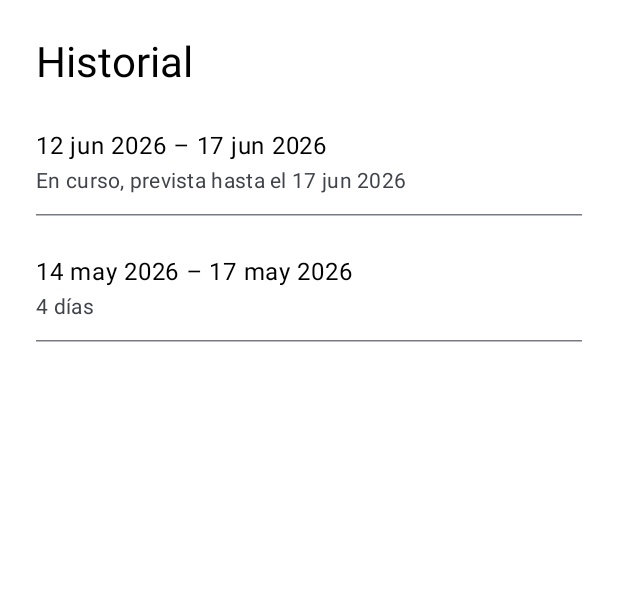
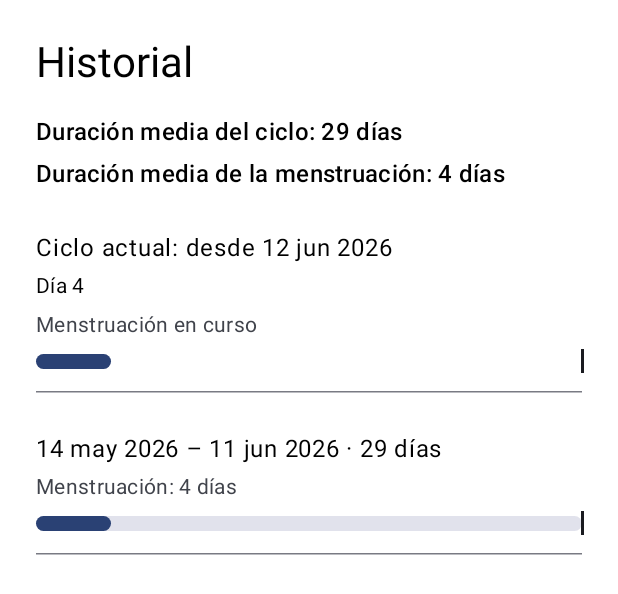
Before and after one commit to FernandoYZ/lottie-app, an Android app built with Jetpack Compose: the @Preview function HistoryScreenPreview, on a phone screen of 412 x 824 dp. Shown: the top 594 px of the screen. Run offline under Robolectric (Android 15) with nearby library versions, the phone set to English and light mode, and no system bars.

Commit message:
feat(history): show cycle averages and one row per cycle

```diff
--- /dev/null
+++ b/app/src/main/java/com/fernandoyz/lottie/domain/CycleHistory.kt
@@ -0,0 +1,47 @@
+package com.fernandoyz.lottie.domain
+
+import com.fernandoyz.lottie.domain.model.MenstruationRecord
+import java.time.LocalDate
+import java.time.temporal.ChronoUnit
+
+/**
+ * One cycle of the History list (STATISTICS §3): from a menstruation start to the day before the next one.
+ * For the current cycle [end] and [lengthDays] come from the estimate and are null during a delay.
+ */
+data class CycleSummary(
+    val start: LocalDate,
+    val end: LocalDate?,
+    val lengthDays: Int?,
+    /** Day of the cycle today; only for the current cycle. */
+    val dayOfCycle: Int?,
+    /** Null while the menstruation is in progress (no end, or an end after today). */
+    val menstruationDays: Int?,
+    val isCurrent: Boolean,
+)
+
+object CycleHistory {
+
+    /** Cycles newest first; empty without records. */
+    fun cycles(records: List<MenstruationRecord>, estimate: PeriodEstimate?, today: LocalDate): List<CycleSummary> {
+        val sorted = records.sortedBy { it.startDate }
+        return sorted.mapIndexed { index, record ->
+            val menstruationDays = record.durationDays.takeIf { record.endDate != null && !record.endDate.isAfter(today) }
+            val next = sorted.getOrNull(index + 1)
+            if (next != null) {
+                CycleSummary(record.startDate, next.startDate.minusDays(1), days(record.startDate, next.startDate), null, menstruationDays, isCurrent = false)
+            } else {
+                val nextStart = estimate?.start?.takeIf { it.isAfter(record.startDate) && !today.isAfter(it) }
+                CycleSummary(
+                    start = record.startDate,
+                    end = nextStart?.minusDays(1),
+                    lengthDays = nextStart?.let { days(record.startDate, it) },
+                    dayOfCycle = days(record.startDate, today) + 1,
+                    menstruationDays = menstruationDays,
+                    isCurrent = true,
+                )
+            }
+        }.reversed()
+    }
+
+    private fun days(from: LocalDate, to: LocalDate): Int = ChronoUnit.DAYS.between(from, to).toInt()
+}
--- a/app/src/main/java/com/fernandoyz/lottie/presentation/history/HistoryScreen.kt
+++ b/app/src/main/java/com/fernandoyz/lottie/presentation/history/HistoryScreen.kt
@@ -1,14 +1,21 @@
 package com.fernandoyz.lottie.presentation.history
 
 import androidx.compose.foundation.layout.Arrangement
+import androidx.compose.foundation.background
 import androidx.compose.foundation.layout.Box
+import androidx.compose.foundation.layout.BoxWithConstraints
 import androidx.compose.foundation.layout.Column
 import androidx.compose.foundation.layout.PaddingValues
+import androidx.compose.foundation.layout.fillMaxHeight
 import androidx.compose.foundation.layout.fillMaxSize
 import androidx.compose.foundation.layout.fillMaxWidth
+import androidx.compose.foundation.layout.height
+import androidx.compose.foundation.layout.offset
 import androidx.compose.foundation.layout.padding
+import androidx.compose.foundation.layout.width
 import androidx.compose.foundation.lazy.LazyColumn
 import androidx.compose.foundation.lazy.items
+import androidx.compose.foundation.shape.CircleShape
 import androidx.compose.material3.Button
 import androidx.compose.material3.CircularProgressIndicator
 import androidx.compose.material3.HorizontalDivider
@@ -19,11 +26,13 @@ import androidx.compose.runtime.getValue
 import androidx.compose.ui.Alignment
 import androidx.compose.ui.Modifier
 import androidx.compose.ui.res.pluralStringResource
+import androidx.compose.ui.semantics.clearAndSetSemantics
 import androidx.compose.ui.res.stringResource
 import androidx.compose.ui.tooling.preview.Preview
 import androidx.compose.ui.unit.dp
 import androidx.lifecycle.compose.collectAsStateWithLifecycle
 import com.fernandoyz.lottie.R
+import com.fernandoyz.lottie.domain.CycleSummary
 import com.fernandoyz.lottie.domain.model.MenstruationRecord
 import com.fernandoyz.lottie.presentation.common.formatShortDate
 import com.fernandoyz.lottie.ui.theme.LottieTheme
@@ -36,7 +45,7 @@ fun HistoryRoute(viewModel: HistoryViewModel, modifier: Modifier = Modifier) {
     HistoryScreen(uiState = uiState, onRetry = viewModel::retry, modifier = modifier)
 }
 
-/** History tab: read-only list of menstruations, newest first (bottom-bar S1). */
+/** History tab: cycle averages and one row per cycle, newest first (STATISTICS §2-§3). */
 @Composable
 fun HistoryScreen(uiState: HistoryUiState, onRetry: () -> Unit, modifier: Modifier = Modifier) {
     when {
@@ -66,8 +75,13 @@ fun HistoryScreen(uiState: HistoryUiState, onRetry: () -> Unit, modifier: Modifi
             if (uiState.records.isEmpty()) {
                 item { Text(stringResource(R.string.history_empty)) }
             } else {
-                items(uiState.records, key = { it.id }) { record ->
-                    RecordRow(record = record, today = uiState.today)
+                item { Summary(uiState.averageCycleLengthDays, uiState.averagePeriodLengthDays) }
+                val longest = maxOf(
+                    uiState.cycles.maxOf { it.lengthDays ?: it.dayOfCycle ?: 1 },
+                    uiState.averageCycleLengthDays ?: 1,
+                )
+                items(uiState.cycles, key = { it.start.toEpochDay() }) { cycle ->
+                    CycleRow(cycle = cycle, longestDays = longest, meanDays = uiState.averageCycleLengthDays)
                     HorizontalDivider()
                 }
             }
@@ -76,31 +90,89 @@ fun HistoryScreen(uiState: HistoryUiState, onRetry: () -> Unit, modifier: Modifi
 }
 
 @Composable
-private fun RecordRow(record: MenstruationRecord, today: LocalDate) {
-    val end = record.endDate
+private fun Summary(averageCycle: Int?, averagePeriod: Int?) {
+    Column(verticalArrangement = Arrangement.spacedBy(4.dp)) {
+        Text(
+            text = averageCycle?.let { pluralStringResource(R.plurals.stats_average_cycle, it, it) }
+                ?: stringResource(R.string.stats_average_cycle_missing),
+            style = MaterialTheme.typography.titleMedium,
+        )
+        Text(
+            text = averagePeriod?.let { pluralStringResource(R.plurals.stats_average_period, it, it) }
+                ?: stringResource(R.string.stats_average_period_missing),
+            style = MaterialTheme.typography.titleMedium,
+        )
+    }
+}
+
+/** One cycle with its dates, menstruation and a bar to compare lengths (STATISTICS §3). */
+@Composable
+private fun CycleRow(cycle: CycleSummary, longestDays: Int, meanDays: Int?) {
+    val start = formatShortDate(cycle.start)
     Column(
         modifier = Modifier
             .fillMaxWidth()
             .padding(vertical = 12.dp),
-        verticalArrangement = Arrangement.spacedBy(4.dp),
+        verticalArrangement = Arrangement.spacedBy(6.dp),
     ) {
         Text(
-            text = if (end == null) {
-                formatShortDate(record.startDate)
-            } else {
-                stringResource(R.string.history_range, formatShortDate(record.startDate), formatShortDate(end))
+            text = when {
+                !cycle.isCurrent -> pluralStringResource(
+                    R.plurals.stats_past_cycle, cycle.lengthDays!!, start, formatShortDate(cycle.end!!), cycle.lengthDays,
+                )
+                cycle.end != null -> stringResource(R.string.stats_current_range, start, formatShortDate(cycle.end))
+                else -> stringResource(R.string.stats_current_since, start)
             },
             style = MaterialTheme.typography.bodyLarge,
         )
+        cycle.dayOfCycle?.let {
+            Text(text = stringResource(R.string.stats_current_day, it), style = MaterialTheme.typography.bodyMedium)
+        }
         Text(
-            text = when {
-                end == null -> stringResource(R.string.history_ongoing)
-                end.isAfter(today) -> stringResource(R.string.history_in_progress_until, formatShortDate(end))
-                else -> pluralStringResource(R.plurals.history_duration_days, record.durationDays!!, record.durationDays)
-            },
+            text = cycle.menstruationDays?.let { pluralStringResource(R.plurals.stats_menstruation, it, it) }
+                ?: stringResource(R.string.stats_menstruation_ongoing),
             style = MaterialTheme.typography.bodyMedium,
             color = MaterialTheme.colorScheme.onSurfaceVariant,
         )
+        CycleBar(
+            cycleDays = cycle.lengthDays ?: cycle.dayOfCycle ?: 1,
+            // While the menstruation is in progress, only the days already lived are coloured.
+            menstruationDays = cycle.menstruationDays ?: cycle.dayOfCycle ?: 0,
+            longestDays = longestDays,
+            meanDays = meanDays,
+        )
+    }
+}
+
+/** Decorative: the texts above already say the same for screen readers. */
+@Composable
+private fun CycleBar(cycleDays: Int, menstruationDays: Int, longestDays: Int, meanDays: Int?) {
+    val colors = MaterialTheme.colorScheme
+    BoxWithConstraints(modifier = Modifier.fillMaxWidth().height(16.dp).clearAndSetSemantics {}) {
+        val dayWidth = maxWidth / longestDays
+        Box(
+            modifier = Modifier
+                .align(Alignment.CenterStart)
+                .width(dayWidth * cycleDays)
+                .height(10.dp)
+                .background(colors.surfaceVariant, CircleShape),
+        )
+        Box(
+            modifier = Modifier
+                .align(Alignment.CenterStart)
+                .width(dayWidth * menstruationDays.coerceAtMost(cycleDays))
+                .height(10.dp)
+                .background(colors.primary, CircleShape),
+        )
+        if (meanDays != null) {
+            Box(
+                modifier = Modifier
+                    .offset(x = dayWidth * meanDays - 1.dp)
+                    .width(2.dp)
+                    .fillMaxHeight()
+                    .background(colors.onSurface),
+            )
+        }
     }
 }
 
--- a/app/src/main/java/com/fernandoyz/lottie/presentation/history/HistoryViewModel.kt
+++ b/app/src/main/java/com/fernandoyz/lottie/presentation/history/HistoryViewModel.kt
@@ -11,6 +11,8 @@ import com.fernandoyz.lottie.data.repository.SetupRepository
 import com.fernandoyz.lottie.domain.CalendarEditing
 import com.fernandoyz.lottie.domain.CalendarMarks
 import com.fernandoyz.lottie.domain.CycleDayInfo
+import com.fernandoyz.lottie.domain.CycleHistory
+import com.fernandoyz.lottie.domain.CycleSummary
 import com.fernandoyz.lottie.domain.CyclePhases
 import com.fernandoyz.lottie.domain.CycleStatistics
 import com.fernandoyz.lottie.domain.DayAction
@@ -57,6 +59,13 @@ data class HistoryUiState(
 ) {
     /** Ring, headline, phase and main action of Home (HOME §2-§5). */
     val homeStatus: HomeStatus = HomeStatus.of(records, estimate, today)
+
+    /** History tab (STATISTICS §2-§3): history-only means, so a manual cycle length does not change them. */
+    val averageCycleLengthDays: Int? = CycleStatistics.averageCycleLengthDays(records)
+
+    val averagePeriodLengthDays: Int? = CycleStatistics.averagePeriodLengthDays(records, today)
+
+    val cycles: List<CycleSummary> = CycleHistory.cycles(records, estimate, today)
 
     /** Current week, Monday to Sunday (HOME §7.2). */
     val week: List<LocalDate> = today.with(DayOfWeek.MONDAY).let { monday -> (0L..6L).map(monday::plusDays) }
--- a/app/src/main/res/values/strings.xml
+++ b/app/src/main/res/values/strings.xml
@@ -41,13 +41,28 @@
     <string name="history_load_error">No se pudo cargar el historial.</string>
     <string name="history_section">Historial</string>
     <string name="history_empty">Todavía no hay registros.</string>
-    <string name="history_range">%1$s – %2$s</string>
-    <string name="history_ongoing">En curso</string>
-    <string name="history_in_progress_until">En curso, prevista hasta el %1$s</string>
-    <plurals name="history_duration_days">
-        <item quantity="one">%d día</item>
-        <item quantity="other">%d días</item>
+    <plurals name="stats_average_cycle">
+        <item quantity="one">Duración media del ciclo: %d día</item>
+        <item quantity="other">Duración media del ciclo: %d días</item>
     </plurals>
+    <string name="stats_average_cycle_missing">Duración media del ciclo: necesitas al menos 2 menstruaciones</string>
+    <plurals name="stats_average_period">
+        <item quantity="one">Duración media de la menstruación: %d día</item>
+        <item quantity="other">Duración media de la menstruación: %d días</item>
+    </plurals>
+    <string name="stats_average_period_missing">Duración media de la menstruación: aún sin datos</string>
+    <string name="stats_current_range">Ciclo actual: %1$s – %2$s</string>
+    <string name="stats_current_since">Ciclo actual: desde %1$s</string>
+    <string name="stats_current_day" tools:ignore="PluralsCandidate">Día %1$d</string>
+    <plurals name="stats_past_cycle">
+        <item quantity="one">%1$s – %2$s · %3$d día</item>
+        <item quantity="other">%1$s – %2$s · %3$d días</item>
+    </plurals>
+    <plurals name="stats_menstruation">
+        <item quantity="one">Menstruación: %d día</item>
+        <item quantity="other">Menstruación: %d días</item>
+    </plurals>
+    <string name="stats_menstruation_ongoing">Menstruación en curso</string>
 
     <!-- Estimate (STAGE_3 §2-3, STAGE_4 §3) -->
     <string name="estimate_title">Próxima menstruación estimada</string>
```
Also changed, not shown: 3 other files.
